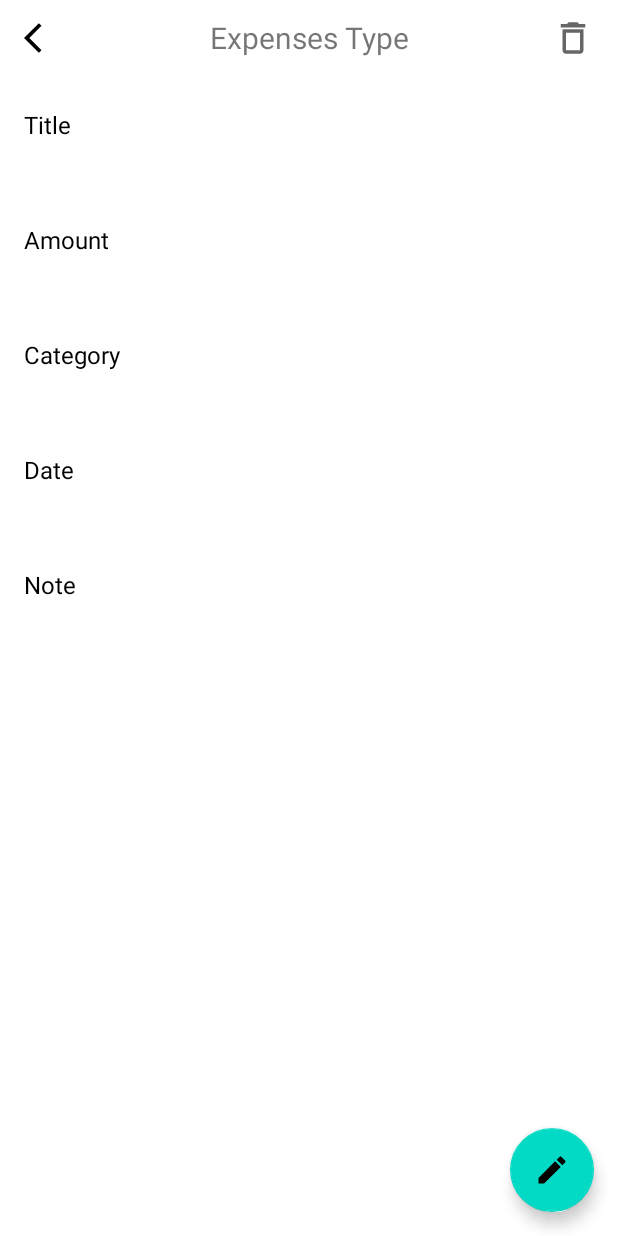
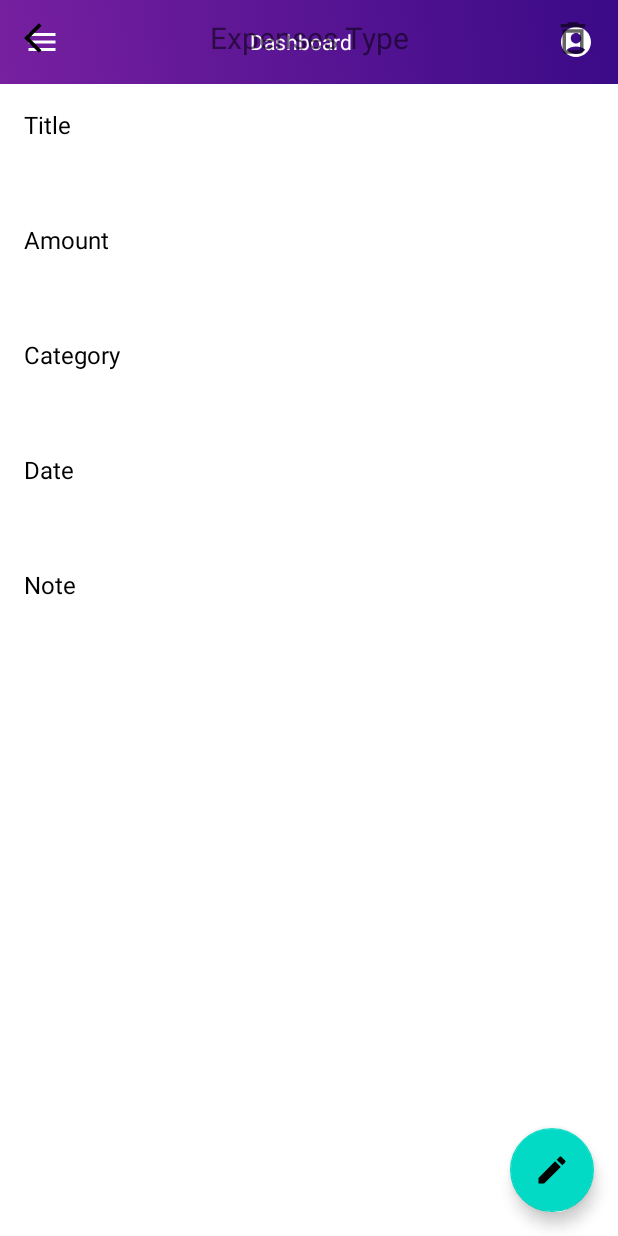
Before and after one commit to IT21200410/Expenso, an Android app: the layout fragment_expenses_add_kavinda.xml on its own in the app's theme, with its tools: preview values and no code run, on a phone screen of 412 x 824 dp. Run offline under Robolectric (Android 15) with nearby library versions, the phone set to English and light mode, and no system bars.

Commit message:
Added dashboard toolbar

```diff
--- /dev/null
+++ b/app/src/main/res/drawable/baseline_account_circle_24.xml
@@ -0,0 +1,5 @@
+<vector android:height="24dp" android:tint="#FFFFFF"
+    android:viewportHeight="24" android:viewportWidth="24"
+    android:width="24dp" xmlns:android="http://schemas.android.com/apk/res/android">
+    <path android:fillColor="@android:color/white" android:pathData="M12,2C6.48,2 2,6.48 2,12s4.48,10 10,10s10,-4.48 10,-10S17.52,2 12,2zM12,6c1.93,0 3.5,1.57 3.5,3.5S13.93,13 12,13s-3.5,-1.57 -3.5,-3.5S10.07,6 12,6zM12,20c-2.03,0 -4.43,-0.82 -6.14,-2.88C7.55,15.8 9.68,15 12,15s4.45,0.8 6.14,2.12C16.43,19.18 14.03,20 12,20z"/>
+</vector>
--- /dev/null
+++ b/app/src/main/res/drawable/baseline_menu_24.xml
@@ -0,0 +1,5 @@
+<vector android:height="24dp" android:tint="#FFFFFF"
+    android:viewportHeight="24" android:viewportWidth="24"
+    android:width="24dp" xmlns:android="http://schemas.android.com/apk/res/android">
+    <path android:fillColor="@android:color/white" android:pathData="M3,18h18v-2L3,16v2zM3,13h18v-2L3,11v2zM3,6v2h18L21,6L3,6z"/>
+</vector>
--- /dev/null
+++ b/app/src/main/res/layout/dashboardtoolbar.xml
@@ -0,0 +1,42 @@
+<?xml version="1.0" encoding="utf-8"?>
+<RelativeLayout xmlns:android="http://schemas.android.com/apk/res/android"
+    android:layout_width="match_parent"
+    android:layout_height="wrap_content"
+    android:padding = "16dp"
+    android:background="@drawable/gradient_background">
+
+
+    <RelativeLayout
+        android:layout_width="match_parent"
+        android:layout_height="wrap_content">
+        <ImageView
+            android:layout_width="wrap_content"
+            android:layout_height="wrap_content"
+            android:src = "@drawable/baseline_menu_24"
+            android:id = "@+id/left_icon"
+            android:layout_centerVertical = "true"/>
+
+        <TextView
+            android:layout_width="wrap_content"
+            android:layout_height="wrap_content"
+            android:text = "Dashboard"
+            android:textAlignment="center"
+            android:layout_marginStart="150dp"
+            android:textColor="@color/white"
+            android:layout_marginTop="2dp"
+            android:layout_centerVertical = "true"
+            />
+
+        <ImageView
+            android:layout_width="wrap_content"
+            android:layout_height="wrap_content"
+            android:layout_alignParentEnd="true"
+            android:src = "@drawable/baseline_account_circle_24"
+            android:id = "@+id/right_icon"
+            android:layout_centerVertical = "true"
+            />
+
+    </RelativeLayout>
+
+
+</RelativeLayout>
--- a/app/src/main/res/layout/fragment_expenses_add_kavinda.xml
+++ b/app/src/main/res/layout/fragment_expenses_add_kavinda.xml
@@ -6,6 +6,12 @@
     android:layout_height="match_parent"
     android:background="@color/white"
     tools:context=".expenses_add_kavinda">
+
+    <include
+        layout="@layout/dashboardtoolbar"
+        app:layout_constraintEnd_toEndOf="parent"
+        app:layout_constraintStart_toStartOf="parent"
+        app:layout_constraintTop_toTopOf="parent" />
 
     <androidx.constraintlayout.widget.ConstraintLayout
         android:id="@+id/topBar"
--- a/app/src/main/res/values-night/themes.xml
+++ b/app/src/main/res/values-night/themes.xml
@@ -1,6 +1,6 @@
 <resources xmlns:tools="http://schemas.android.com/tools">
     <!-- Base application theme. -->
-    <style name="Theme.Expenso" parent="Theme.MaterialComponents.DayNight.DarkActionBar">
+    <style name="Theme.Expenso" parent="Theme.MaterialComponents.DayNight.NoActionBar">
         <!-- Primary brand color. -->
         <item name="colorPrimary">@color/purple_200</item>
         <item name="colorPrimaryVariant">@color/purple_700</item>
--- a/app/src/main/res/values/themes.xml
+++ b/app/src/main/res/values/themes.xml
@@ -1,6 +1,6 @@
 <resources xmlns:tools="http://schemas.android.com/tools">
     <!-- Base application theme. -->
-    <style name="Theme.Expenso" parent="Theme.MaterialComponents.DayNight.DarkActionBar">
+    <style name="Theme.Expenso" parent="Theme.MaterialComponents.DayNight.NoActionBar">
         <!-- Primary brand color. -->
         <item name="colorPrimary">@color/purple_500</item>
         <item name="colorPrimaryVariant">@color/purple_700</item>
```
